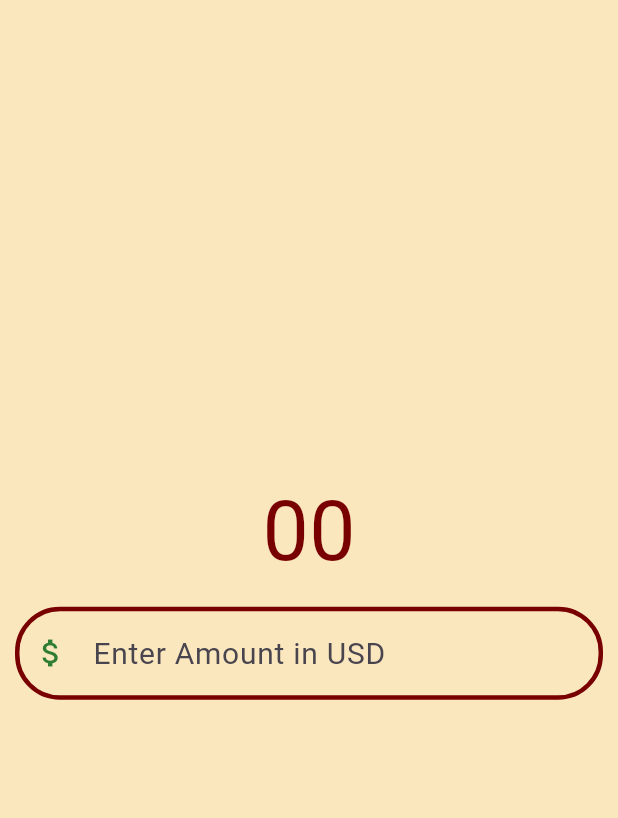
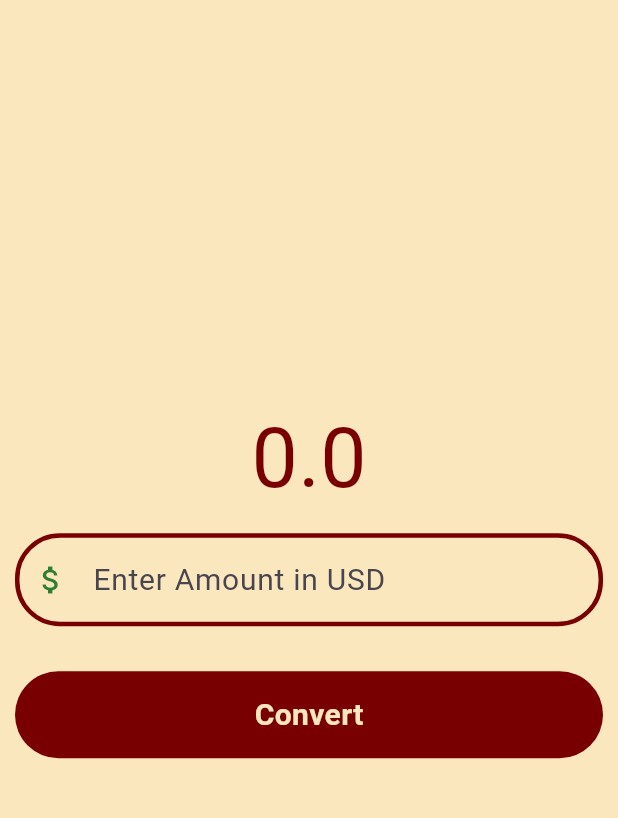
Before and after one commit to PushkarOnGit/Currency-Converter, a Flutter app: the screen it shows after launch, on a phone screen of 412 x 824 dp, the part 66-884 px from its top. Run offline on Flutter 3.47's test engine with Material 3 defaults, Android fonts, the phone set to English and light mode, and no system bars.

Commit message:
another commit

```diff
--- a/lib/pages/currency_converter_page.dart
+++ b/lib/pages/currency_converter_page.dart
@@ -1,10 +1,18 @@
 import 'package:flutter/material.dart';
 
-class CurrencyConverterPage extends StatelessWidget {
+class CurrencyConverterPage extends StatefulWidget {
   const CurrencyConverterPage({super.key});
 
   @override
+  State<CurrencyConverterPage> createState() => _CurrencyConverterPageState();
+}
+
+class _CurrencyConverterPageState extends State<CurrencyConverterPage> {
+  @override
   Widget build(BuildContext context) {
+    final TextEditingController controller = TextEditingController();
+    double result = 0;
+
     final border = OutlineInputBorder(
       borderRadius: BorderRadius.circular(30),
       borderSide: BorderSide(width: 3, color: Color.fromARGB(255, 120, 0, 0)),
@@ -28,7 +36,7 @@ class CurrencyConverterPage extends StatelessWidget {
           mainAxisAlignment: MainAxisAlignment.center,
           children: [
             Text(
-              "00",
+              result.toString(),
               style: TextStyle(
                 color: Color.fromARGB(255, 120, 0, 0),
                 fontSize: 55,
@@ -37,6 +45,7 @@ class CurrencyConverterPage extends StatelessWidget {
             Padding(
               padding: const EdgeInsets.all(10.0),
               child: TextField(
+                controller: controller,
                 style: TextStyle(color: Colors.green[800], fontSize: 20),
                 keyboardType: TextInputType.numberWithOptions(
                   decimal: true,
@@ -51,6 +60,29 @@ class CurrencyConverterPage extends StatelessWidget {
                 ),
               ),
             ),
+            GestureDetector(
+              onTap: () {
+                result = double.parse(controller.text) * 81;
+              },
+              child: Container(
+                decoration: BoxDecoration(
+                  borderRadius: BorderRadius.circular(30),
+                  color: Color.fromARGB(255, 120, 0, 0),
+                ),
+                margin: EdgeInsets.symmetric(vertical: 20, horizontal: 10),
+                height: 58,
+                child: Center(
+                  child: Text(
+                    'Convert',
+                    style: TextStyle(
+                      color: Color.fromARGB(255, 251, 231, 190),
+                      fontWeight: FontWeight.bold,
+                      fontSize: 20,
+                    ),
+                  ),
+                ),
+              ),
+            ),
           ],
         ),
       ),
```
